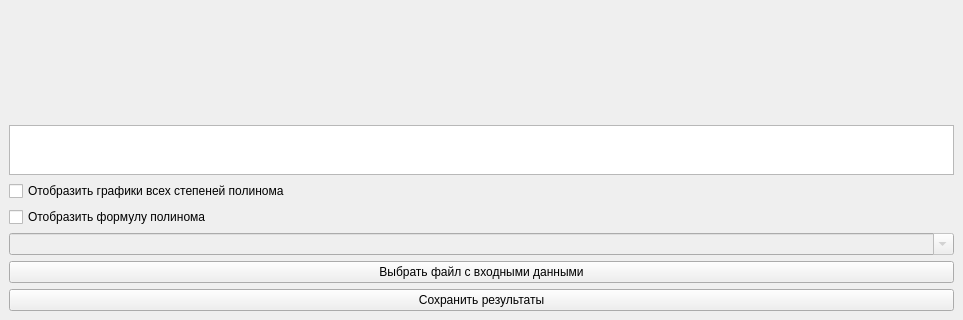
Before: the Qt Designer form design.ui in gruzdev-as/Least_square_app, drawn with Qt 5; both pictures show x 0 to 963 and y 320 to 640 of the 963 by 640 pixel window.
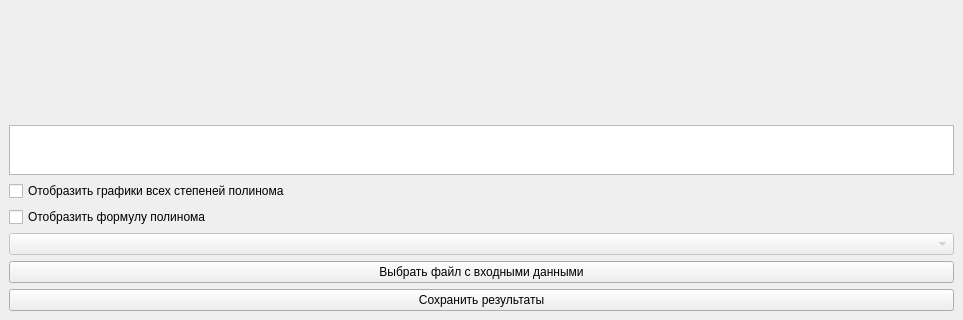
After: the same form once the commit is applied.

Commit message: Added empty methods and fill powers

What changed in the file:
```diff
--- a/design.ui
+++ b/design.ui
@@ -48,10 +48,10 @@
        <bool>false</bool>
       </property>
       <property name="editable">
-       <bool>true</bool>
+       <bool>false</bool>
       </property>
       <property name="currentText">
-       <string>Выберите степень полинома</string>
+       <string/>
       </property>
       <property name="currentIndex">
        <number>-1</number>
```
Left out of the diff: 3 changed lines with no effect on the pictures. The commit also changes 2 other files.
